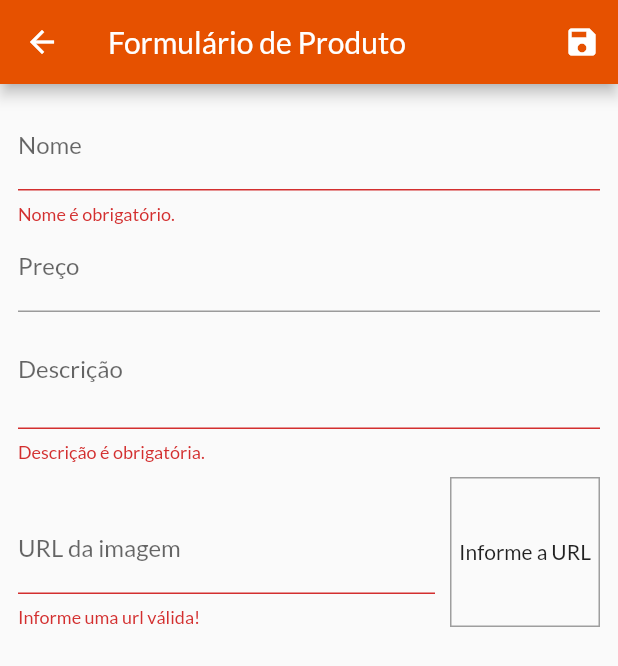
After one commit to bielom43/virtual-store-app, a Flutter app: the ProductFormScreen screen opened by its route, after a tap on the "save" icon, on a phone screen of 412 x 824 dp. The commit adds this screen. Shown: the top 666 px of the screen. Run offline on Flutter 3.47's test engine with Material 2 defaults, Android fonts, the phone set to English and light mode, and no system bars; network calls fail.

Commit message:
#016: comeback

```diff
--- a/lib/components/product_gridview.dart
+++ b/lib/components/product_gridview.dart
@@ -1,7 +1,7 @@
 //files
 import 'package:clothing_store/models/product.dart';
 import 'package:flutter/material.dart';
-import 'package:clothing_store/components/product_item.dart';
+import 'package:clothing_store/components/product_grid_item.dart';
 import '../providers/product_list.dart';
 
 //packages
@@ -22,7 +22,7 @@ class ProductGridView extends StatelessWidget {
       itemCount: loadedProducts.length,
       itemBuilder: (ctx, index) => ChangeNotifierProvider.value(
         value: loadedProducts[index],
-        child: const ProductItem(),
+        child: const ProductGridItem(),
       ),
       gridDelegate: const SliverGridDelegateWithFixedCrossAxisCount(
         crossAxisCount: 2,
--- a/lib/main.dart
+++ b/lib/main.dart
@@ -5,9 +5,10 @@ import 'package:clothing_store/providers/product_list.dart';
 import 'package:clothing_store/screens/cart_screen.dart';
 import 'package:clothing_store/screens/orders_screen.dart';
 import 'package:clothing_store/screens/product_details_screen.dart';
+import 'package:clothing_store/screens/product_form_screen.dart';
+import 'package:clothing_store/screens/products_screen.dart';
 import 'package:clothing_store/screens/products_overview_screen.dart';
 import 'package:clothing_store/utils/routes/app_routes.dart';
-
 //packages
 import 'package:flutter/material.dart';
 import 'package:provider/provider.dart';
@@ -49,6 +50,8 @@ class ShopApp extends StatelessWidget {
           AppRoutes.PRODUCT_DETAILS_SCREEN: (context) => const ProductDetailsScreen(),
           AppRoutes.CART: (context) => const CartScreen(),
           AppRoutes.ORDERS: (context) => const OrdersScreen(),
+          AppRoutes.PRODUCTS: (context) => const ProductsScreen(),
+          AppRoutes.PRODUCT_FORM: (context) => const ProductFormScreen(),
         },
       ),
     );
--- a/lib/providers/product_list.dart
+++ b/lib/providers/product_list.dart
@@ -16,6 +16,10 @@ class ProductsList with ChangeNotifier {
     return [..._items];
   }
 
+  int get itemsCount {
+    return _items.length;
+  }
+
   void addProduct(Product product) {
     _items.add(product);
     notifyListeners();
--- /dev/null
+++ b/lib/screens/product_form_screen.dart
@@ -0,0 +1,195 @@
+//files
+// ignore_for_file: no_leading_underscores_for_local_identifiers
+
+import 'package:clothing_store/models/product.dart';
+//packages
+import 'dart:math';
+import 'package:flutter/material.dart';
+
+class ProductFormScreen extends StatefulWidget {
+  const ProductFormScreen({super.key});
+
+  @override
+  State<ProductFormScreen> createState() => _ProductFormScreenState();
+}
+
+class _ProductFormScreenState extends State<ProductFormScreen> {
+  final _priceFocus = FocusNode();
+  final _descriptionFocus = FocusNode();
+
+  final _imageUrlFocus = FocusNode();
+  final _imageUrlController = TextEditingController();
+
+  final _formkey = GlobalKey<FormState>();
+  final _formData = <String, Object>{};
+
+  @override
+  void initState() {
+    super.initState();
+    _imageUrlFocus.addListener(updateImage);
+  }
+
+  @override
+  void dispose() {
+    super.dispose();
+
+    _priceFocus.dispose();
+    _descriptionFocus.dispose();
+
+    _imageUrlFocus.removeListener(updateImage);
+    _imageUrlFocus.dispose();
+  }
+
+  void updateImage() {
+    setState(() {});
+  }
+
+  bool isValidImageUrl(String url) {
+    bool isValidUrl = Uri.tryParse(url)?.hasAbsolutePath ?? false;
+    bool endWithFile = url.toLowerCase().endsWith('.png') ||
+        url.toLowerCase().endsWith('.jpg') ||
+        url.toLowerCase().endsWith('.jpeg');
+
+    return isValidUrl && endWithFile;
+  }
+
+  void _submitForm() {
+    final isValid = _formkey.currentState?.validate() ?? false;
+
+    if (!isValid) {
+      return;
+    }
+
+    final newProduct = Product(
+      id: Random().nextDouble().toString(),
+      name: _formData['name'] as String,
+      description: _formData['description'] as String,
+      price: _formData['price'] as double,
+      imageURL: _formData['imageUrl'] as String,
+    );
+
+    _formkey.currentState?.save();
+  }
+
+  @override
+  Widget build(BuildContext context) {
+    return Scaffold(
+      appBar: AppBar(
+        title: const Text('Formulário de Produto'),
+        actions: [
+          IconButton(
+            onPressed: _submitForm,
+            icon: const Icon(Icons.save),
+          )
+        ],
+      ),
+      body: Padding(
+        padding: const EdgeInsets.all(12),
+        child: Form(
+          key: _formkey,
+          child: ListView(
+            children: [
+              TextFormField(
+                decoration: const InputDecoration(labelText: 'Nome'),
+                textInputAction: TextInputAction.next,
+                onFieldSubmitted: (_) {
+                  FocusScope.of(context).requestFocus(_priceFocus);
+                },
+                onSaved: (name) => _formData['name'] = name ?? '',
+                validator: (_name) {
+                  final name = _name ?? '';
+
+                  if (name.trim().isEmpty) {
+                    return 'Nome é obrigatório.';
+                  }
+                  if (name.trim().length < 2) {
+                    return 'Nome precisa de no mínimo 2 letras.';
+                  }
+
+                  return null;
+                },
+              ),
+              TextFormField(
+                decoration: const InputDecoration(labelText: 'Preço'),
+                textInputAction: TextInputAction.next,
+                focusNode: _priceFocus,
+                keyboardType: const TextInputType.numberWithOptions(
+                  decimal: true,
+                ),
+                onFieldSubmitted: (_) {
+                  FocusScope.of(context).requestFocus(_descriptionFocus);
+                },
+                onSaved: (price) => _formData['price'] = double.parse(price ?? '0'),
+              ),
+              TextFormField(
+                decoration: const InputDecoration(labelText: 'Descrição'),
+                focusNode: _descriptionFocus,
+                keyboardType: TextInputType.multiline,
+                maxLines: 2,
+                onSaved: (description) => _formData['description'] = description ?? '',
+                validator: (_description) {
+                  final description = _description ?? '';
+
+                  if (description.trim().isEmpty) {
+                    return 'Descrição é obrigatória.';
+                  }
+                  if (description.trim().length < 8) {
+                    return 'Descrição precisa de no mínimo 8 letras.';
+                  }
+
+                  return null;
+                },
+              ),
+              Row(
+                crossAxisAlignment: CrossAxisAlignment.end,
+                children: [
+                  Expanded(
+                    child: TextFormField(
+                      decoration: const InputDecoration(labelText: 'URL da imagem'),
+                      keyboardType: TextInputType.url,
+                      textInputAction: TextInputAction.done,
+                      focusNode: _imageUrlFocus,
+                      controller: _imageUrlController,
+                      onFieldSubmitted: (_) => _submitForm(),
+                      onSaved: (imageUrl) => _formData['imageUrl'] = imageUrl ?? '',
+                      validator: (_imageUrl) {
+                        final imageUrl = _imageUrl ?? '';
+
+                        if (!isValidImageUrl(imageUrl)) {
+                          return 'Informe uma url válida!';
+                        }
+
+                        return null;
+                      },
+                    ),
+                  ),
+                  Container(
+                    height: 100,
+                    width: 100,
+                    margin: const EdgeInsets.only(
+                      top: 10,
+                      left: 10,
+                    ),
+                    decoration: BoxDecoration(
+                      border: Border.all(
+                        color: Colors.grey,
+                        width: 1,
+                      ),
+                    ),
+                    alignment: Alignment.center,
+                    child: _imageUrlController.text.isEmpty
+                        ? const Text('Informe a URL')
+                        : FittedBox(
+                            fit: BoxFit.cover,
+                            child: Image.network(_imageUrlController.text),
+                          ),
+                  ),
+                ],
+              ),
+            ],
+          ),
+        ),
+      ),
+    );
+  }
+}
--- a/lib/utils/routes/app_routes.dart
+++ b/lib/utils/routes/app_routes.dart
@@ -3,4 +3,6 @@ class AppRoutes {
   static const CART = '/cart';
   static const ORDERS = '/orders';
   static const PRODUCT_DETAILS_SCREEN = '/product-details';
+  static const PRODUCTS = '/products';
+  static const PRODUCT_FORM = '/product-form';
 }
```
Also changed, not shown: lib/components/cart_items.dart (+23 -0 lines), lib/components/main_drawer.dart (+8 -0 lines), lib/components/product_grid_item.dart (added, +75 -0 lines), lib/components/product_item.dart (+19 -49 lines), lib/providers/cart.dart (+21 -0 lines), lib/screens/products_screen.dart (added, +47 -0 lines).
